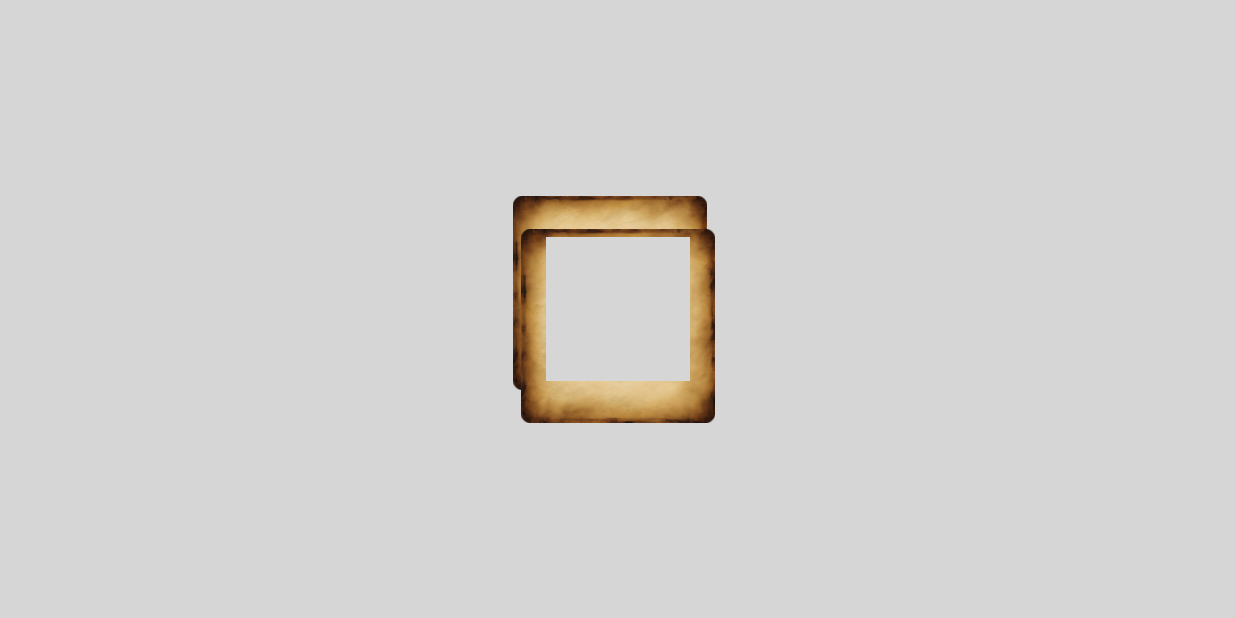
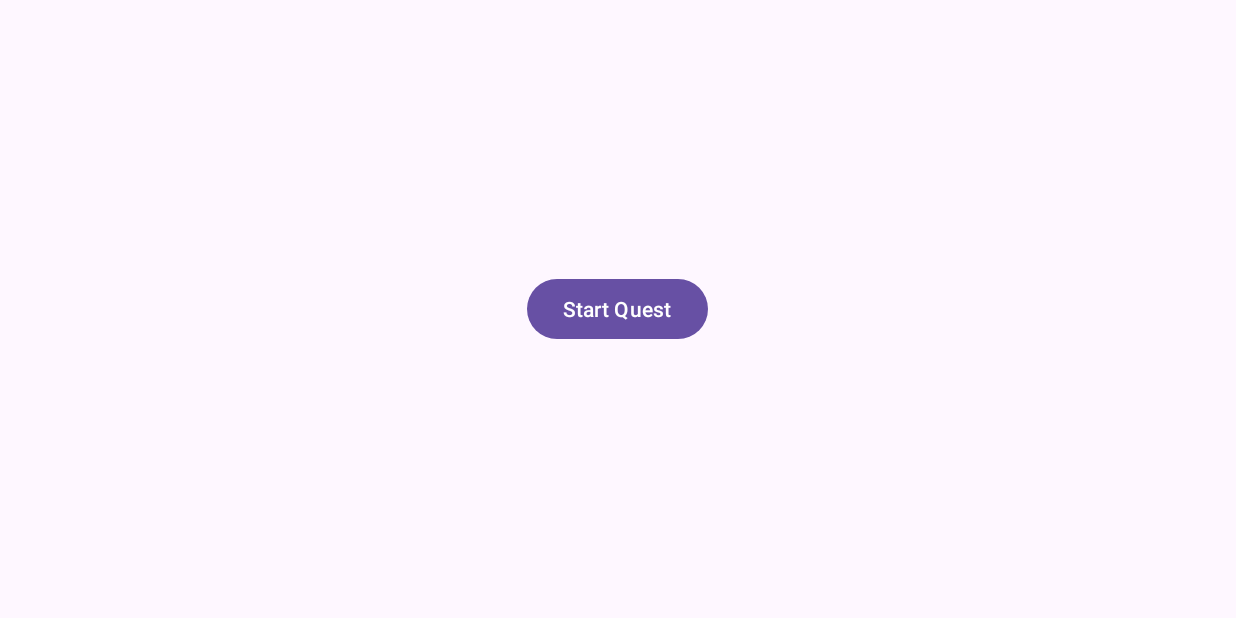
Before and after one commit to Tank224/Quest, an Android app: the screen it shows after launch (MainActivity), on a phone screen of 824 x 412 dp (held sideways). Run offline under Robolectric (Android 15) with nearby library versions, the phone set to English and light mode, and no system bars; grey boxes are pictures that could not be loaded.

Commit message:
Создание шаблона для экрана с квестом, кнопка старта самого квеста

```diff
--- a/app/src/main/AndroidManifest.xml
+++ b/app/src/main/AndroidManifest.xml
@@ -23,6 +23,7 @@
                 <category android:name="android.intent.category.LAUNCHER" />
             </intent-filter>
         </activity>
+        <activity android:name=".QuestActivity"></activity>
     </application>
 
 </manifest>
--- a/app/src/main/java/com/example/quest/MainActivity.java
+++ b/app/src/main/java/com/example/quest/MainActivity.java
@@ -1,10 +1,11 @@
 package com.example.quest;
 
-import androidx.appcompat.app.AppCompatActivity;
-
+import android.annotation.SuppressLint;
+import android.content.Intent;
 import android.os.Bundle;
 import android.view.View;
-
+import android.widget.Button;
+import androidx.appcompat.app.AppCompatActivity;
 
 public class MainActivity extends AppCompatActivity {
 
@@ -13,10 +14,13 @@ public class MainActivity extends AppCompatActivity {
         super.onCreate(savedInstanceState);
         setContentView(R.layout.activity_main);
 
-        View oView = findViewById(R.id.mainLayout);
-        oView.setSystemUiVisibility(View.SYSTEM_UI_FLAG_HIDE_NAVIGATION
-                                    | View.SYSTEM_UI_FLAG_IMMERSIVE_STICKY
-                                    | View.SYSTEM_UI_FLAG_FULLSCREEN);
+        @SuppressLint({"MissingInflatedId", "LocalSuppress"}) Button startQuestButton = findViewById(R.id.startQuestButton);
+        startQuestButton.setOnClickListener(new View.OnClickListener() {
+            @Override
+            public void onClick(View v) {
+                Intent intent = new Intent(MainActivity.this, QuestActivity.class);
+                startActivity(intent);
+            }
+        });
     }
-
 }
--- a/app/src/main/res/layout/activity_main.xml
+++ b/app/src/main/res/layout/activity_main.xml
@@ -1,63 +1,14 @@
 <?xml version="1.0" encoding="utf-8"?>
-<androidx.constraintlayout.widget.ConstraintLayout xmlns:android="http://schemas.android.com/apk/res/android"
-    xmlns:app="http://schemas.android.com/apk/res-auto"
+<RelativeLayout xmlns:android="http://schemas.android.com/apk/res/android"
     xmlns:tools="http://schemas.android.com/tools"
     android:layout_width="match_parent"
     android:layout_height="match_parent"
-    android:id="@+id/mainLayout"
     tools:context=".MainActivity">
 
-    <!-- Добавляем ImageView для фона -->
-    <ImageView
-        android:id="@+id/backgroundImageView"
-        android:layout_width="match_parent"
-        android:layout_height="match_parent"
-        android:scaleType="centerCrop"
-        android:src="@drawable/fone"
-        app:layout_constraintBottom_toBottomOf="parent"
-        app:layout_constraintEnd_toEndOf="parent"
-        app:layout_constraintStart_toStartOf="parent"
-        app:layout_constraintTop_toTopOf="parent" />
-
-    <!-- Добавляем второй ImageView по центру -->
-    <ImageView
-        android:id="@+id/centerImageView"
+    <Button
+        android:id="@+id/startQuestButton"
         android:layout_width="wrap_content"
         android:layout_height="wrap_content"
-        android:src="@drawable/board"
-        app:layout_constraintBottom_toBottomOf="parent"
-        app:layout_constraintEnd_toEndOf="parent"
-        app:layout_constraintStart_toStartOf="parent"
-        app:layout_constraintTop_toTopOf="parent" />
-
-    <!-- Добавляем третий ImageView поменьше и делаем его кликабельным -->
-
-    <ImageView
-        android:id="@+id/clickableImageView"
-        android:layout_width="136dp"
-        android:layout_height="129dp"
-        android:clickable="true"
-        android:onClick="onSmallImageClick"
-        android:src="@drawable/paper"
-        app:layout_constraintBottom_toBottomOf="@id/centerImageView"
-        app:layout_constraintEnd_toEndOf="@id/centerImageView"
-        app:layout_constraintHorizontal_bias="0.645"
-        app:layout_constraintStart_toStartOf="@id/centerImageView"
-        app:layout_constraintTop_toTopOf="@id/centerImageView"
-        app:layout_constraintVertical_bias="0.822" />
-
-    <ImageView
-        android:id="@+id/clickableImageView2"
-        android:layout_width="136dp"
-        android:layout_height="129dp"
-        android:clickable="true"
-        android:onClick="onSmallImageClick2"
-        android:src="@drawable/paper2"
-        app:layout_constraintBottom_toBottomOf="@id/centerImageView"
-        app:layout_constraintEnd_toEndOf="@id/centerImageView"
-        app:layout_constraintHorizontal_bias="0.514"
-        app:layout_constraintStart_toStartOf="@id/centerImageView"
-        app:layout_constraintTop_toTopOf="@id/centerImageView"
-        app:layout_constraintVertical_bias="0.177" />
-
-</androidx.constraintlayout.widget.ConstraintLayout>
+        android:text="Start Quest"
+        android:layout_centerInParent="true"/>
+</RelativeLayout>
```
Also changed, not shown: app/src/main/java/com/example/quest/QuestActivity.java (added, +82 -0 lines), app/src/main/res/layout/activity_quest.xml (added, +34 -0 lines), app/src/main/res/drawable/attack_image.jpg (added), app/src/main/res/drawable/example_image.jpg (added), app/src/main/res/drawable/run_image.jpg (added), app/src/main/res/drawable/talk_image.jpg (added).
